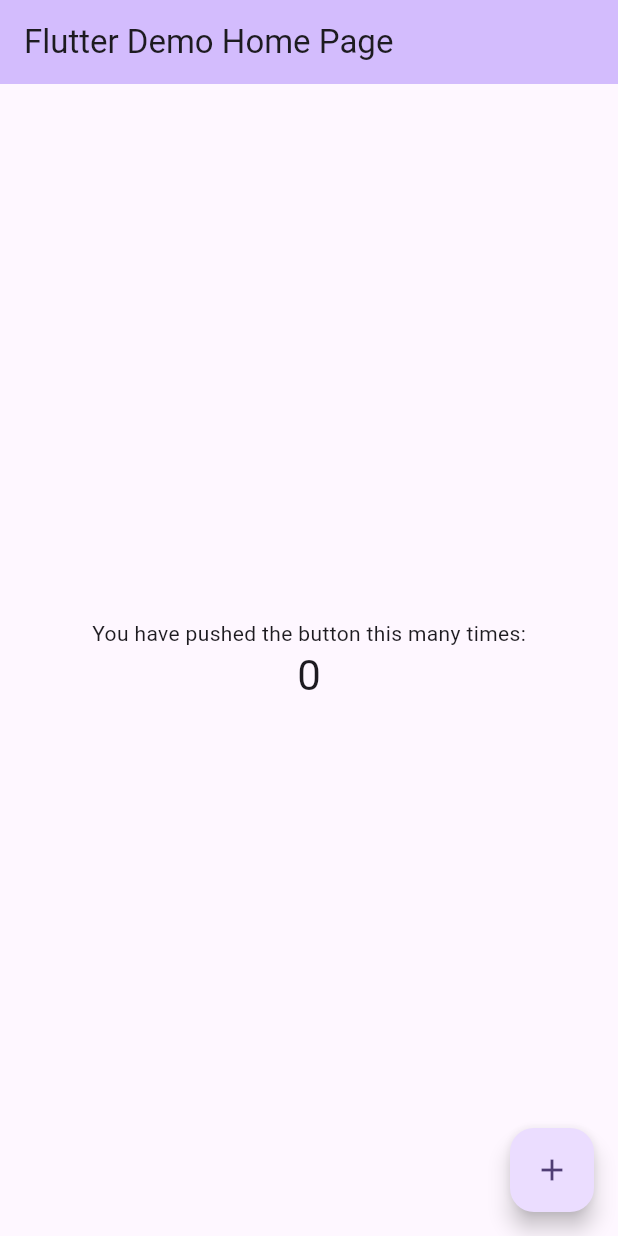
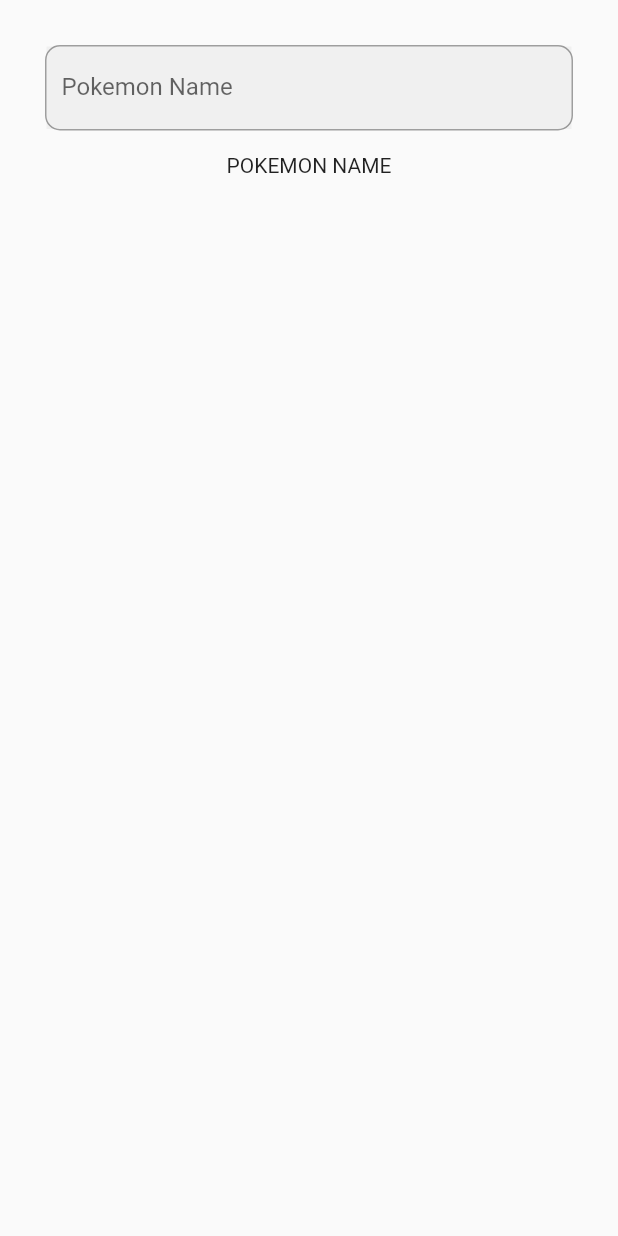
Before and after one commit to acadetorres/Pokemon-MVVM-Flutter-Network-Handler-Sample, a Flutter app: the screen it shows after launch, on a phone screen of 412 x 824 dp. Run offline on Flutter 3.47's test engine with Material 2 defaults, Android fonts, the light colour scheme and no system bars; drawn by our look-alikes of loader_overlay; our stand-ins replace get.

Commit message:
Initial design, routes.

```diff
--- /dev/null
+++ b/lib/Constant.dart
@@ -0,0 +1,4 @@
+
+class Constant {
+  static const String homeScreen = "home_screen";
+}
--- /dev/null
+++ b/lib/global_objects.dart
@@ -0,0 +1,13 @@
+
+
+class AppRoutes {
+
+  late String name;
+  late String route;
+
+  AppRoutes(String name, String route) {
+    name = this.name;
+    route = this.route;
+  }
+
+}
--- a/lib/main.dart
+++ b/lib/main.dart
@@ -1,4 +1,9 @@
 import 'package:flutter/material.dart';
+import 'package:get/get.dart';
+import 'package:loader_overlay/loader_overlay.dart';
+import 'package:pokemon_mvvm_sample/screens/home_screen.dart';
+
+import 'Constant.dart';
 
 void main() {
   runApp(const MyApp());
@@ -7,119 +12,19 @@
 class MyApp extends StatelessWidget {
   const MyApp({super.key});
 
+
+
   // This widget is the root of your application.
   @override
   Widget build(BuildContext context) {
-    return MaterialApp(
-      title: 'Flutter Demo',
-      theme: ThemeData(
-        // This is the theme of your application.
-        //
-        // TRY THIS: Try running your application with "flutter run". You'll see
-        // the application has a blue toolbar. Then, without quitting the app,
-        // try changing the seedColor in the colorScheme below to Colors.green
-        // and then invoke "hot reload" (save your changes or press the "hot
-        // reload" button in a Flutter-supported IDE, or press "r" if you used
-        // the command line to start the app).
-        //
-        // Notice that the counter didn't reset back to zero; the application
-        // state is not lost during the reload. To reset the state, use hot
-        // restart instead.
-        //
-        // This works for code too, not just values: Most code changes can be
-        // tested with just a hot reload.
-        colorScheme: ColorScheme.fromSeed(seedColor: Colors.deepPurple),
-        useMaterial3: true,
+    return GlobalLoaderOverlay(
+      child: GetMaterialApp(
+        initialRoute: Constant.homeScreen,
+        routes: {
+          Constant.homeScreen: (context) => HomeScreen()
+        },
       ),
-      home: const MyHomePage(title: 'Flutter Demo Home Page'),
+
     );
   }
 }
-
-class MyHomePage extends StatefulWidget {
-  const MyHomePage({super.key, required this.title});
-
-  // This widget is the home page of your application. It is stateful, meaning
-  // that it has a State object (defined below) that contains fields that affect
-  // how it looks.
-
-  // This class is the configuration for the state. It holds the values (in this
-  // case the title) provided by the parent (in this case the App widget) and
-  // used by the build method of the State. Fields in a Widget subclass are
-  // always marked "final".
-
-  final String title;
-
-  @override
-  State<MyHomePage> createState() => _MyHomePageState();
-}
-
-class _MyHomePageState extends State<MyHomePage> {
-  int _counter = 0;
-
-  void _incrementCounter() {
-    setState(() {
-      // This call to setState tells the Flutter framework that something has
-      // changed in this State, which causes it to rerun the build method below
-      // so that the display can reflect the updated values. If we changed
-      // _counter without calling setState(), then the build method would not be
-      // called again, and so nothing would appear to happen.
-      _counter++;
-    });
-  }
-
-  @override
-  Widget build(BuildContext context) {
-    // This method is rerun every time setState is called, for instance as done
-    // by the _incrementCounter method above.
-    //
-    // The Flutter framework has been optimized to make rerunning build methods
-    // fast, so that you can just rebuild anything that needs updating rather
-    // than having to individually change instances of widgets.
-    return Scaffold(
-      appBar: AppBar(
-        // TRY THIS: Try changing the color here to a specific color (to
-        // Colors.amber, perhaps?) and trigger a hot reload to see the AppBar
-        // change color while the other colors stay the same.
-        backgroundColor: Theme.of(context).colorScheme.inversePrimary,
-        // Here we take the value from the MyHomePage object that was created by
-        // the App.build method, and use it to set our appbar title.
-        title: Text(widget.title),
-      ),
-      body: Center(
-        // Center is a layout widget. It takes a single child and positions it
-        // in the middle of the parent.
-        child: Column(
-          // Column is also a layout widget. It takes a list of children and
-          // arranges them vertically. By default, it sizes itself to fit its
-          // children horizontally, and tries to be as tall as its parent.
-          //
-          // Column has various properties to control how it sizes itself and
-          // how it positions its children. Here we use mainAxisAlignment to
-          // center the children vertically; the main axis here is the vertical
-          // axis because Columns are vertical (the cross axis would be
-          // horizontal).
-          //
-          // TRY THIS: Invoke "debug painting" (choose the "Toggle Debug Paint"
-          // action in the IDE, or press "p" in the console), to see the
-          // wireframe for each widget.
-          mainAxisAlignment: MainAxisAlignment.center,
-          children: <Widget>[
-            const Text(
-              'You have pushed the button this many times:',
-            ),
-            Text(
-              '$_counter',
-              style: Theme.of(context).textTheme.headlineMedium,
-            ),
-          ],
-        ),
-      ),
-      floatingActionButton: FloatingActionButton(
-        onPressed: _incrementCounter,
-        tooltip: 'Increment',
-        child: const Icon(Icons.add),
-      ), // This trailing comma makes auto-formatting nicer for build methods.
-    );
-  }
-}
--- /dev/null
+++ b/lib/screens/home_screen.dart
@@ -0,0 +1,41 @@
+import 'package:flutter/cupertino.dart';
+import 'package:flutter/material.dart';
+import 'package:get/get.dart';
+
+class HomeScreen extends StatelessWidget {
+  const HomeScreen({super.key});
+
+  @override
+  Widget build(BuildContext context) {
+    return Scaffold(
+        body: SingleChildScrollView(
+      physics: const ScrollPhysics(),
+      child: Container(
+        padding: const EdgeInsets.all(30.0),
+        child: buildBody(context),
+      ),
+    ));
+  }
+
+  Widget buildBody(BuildContext context) {
+    return Column(
+      children: [
+        Container(
+            margin: const EdgeInsets.only(bottom: 15.0),
+            decoration: BoxDecoration(
+                border: Border.all(color: Colors.grey, width: 1.0),
+                borderRadius: const BorderRadius.all(Radius.circular(10.0))),
+            child: const TextField(
+                decoration: InputDecoration(
+                    contentPadding: EdgeInsets.all(10.0),
+                    isDense: true,
+                    filled: true,
+                    labelText: "Pokemon Name",
+                    border: InputBorder.none,
+                    hintStyle: TextStyle(color: Colors.grey),
+                    hintText: "Bulbasaur"))),
+        Text("POKEMON NAME")
+      ],
+    );
+  }
+}
--- a/pubspec.yaml
+++ b/pubspec.yaml
@@ -34,6 +34,10 @@
   fmnetworkhandler:
     path: Flutter-MVVM-Network-Handler/
 
+  get: ^4.6.5
+  logger: ^1.1.0
+  loader_overlay: ^2.0.6
+  fluttertoast: ^8.0.9
 
   # The following adds the Cupertino Icons font to your application.
   # Use with the CupertinoIcons class for iOS style icons.
```
Also changed, not shown: pubspec.lock.
